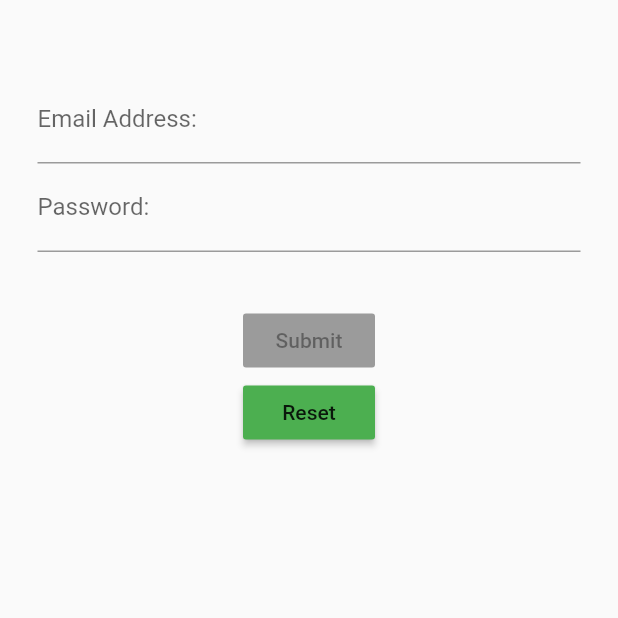
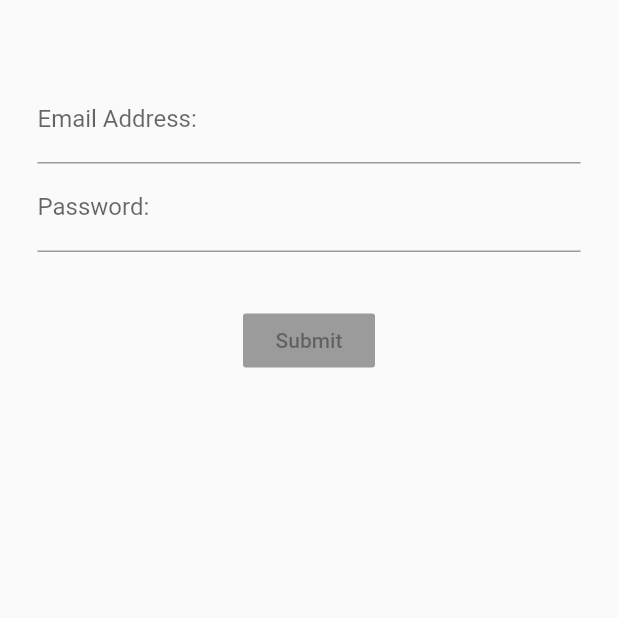
Before and after one commit to jrmarkham/flutter_login_bloc, a Flutter app: the screen it shows after launch, on a phone screen of 412 x 824 dp, the top half of it. Run offline on Flutter 3.47's test engine with Material 2 defaults, Android fonts, the phone set to English and light mode, and no system bars; our stand-ins replace rxdart.

Commit message:
validation wrapping up with blocs

```diff
--- a/lib/src/blocs/blocs.dart
+++ b/lib/src/blocs/blocs.dart
@@ -28,12 +28,6 @@ class Bloc extends Object with Validators{
     print(' submitting email:$validEmail and password: $validPassword');
 
   }
-
-
-  reset(){
-
-  }
-
   // close sinks
   dispose(){
     _email.close();
--- a/lib/src/screens/login_screen.dart
+++ b/lib/src/screens/login_screen.dart
@@ -17,6 +17,7 @@ class LoginScreen extends StatelessWidget{
   Widget build(context){
     /// SCOPED BLOC
     final bloc_scoped = Provider.of(context);
+
     return Container(
         margin: EdgeInsets.only(top:50.0, bottom: 25.0, left:25.0, right: 25.0),
 
@@ -29,7 +30,6 @@ class LoginScreen extends StatelessWidget{
             // USE CONTAIN FOR JUST MARGIN SPACING
             Container(margin: EdgeInsets.only(top: 35.0)),
             submitButton(bloc_scoped),
-            resetButton(bloc_scoped)
 
 
           ],
@@ -106,22 +106,3 @@ Widget submitButton(Bloc blocScope) {
     }
   );
 }
-
-Widget resetButton(Bloc blocScope) {
-  return StreamBuilder(
-    /// GLOBAL BLOC
-    //  stream: bloc_global.submitValid,
-    /// SCOPED BLOC
-      stream: blocScope.submitValid,
-      builder: (context, snapshot){
-        return RaisedButton(
-          /// GLOBAL BLOC
-          //  onPressed:bloc_global.reset,
-          /// SCOPED BLOC
-          onPressed:blocScope.reset,
-          color: Colors.green,
-          child: Text('Reset'),
-        );
-      }
-  );
-}
```
